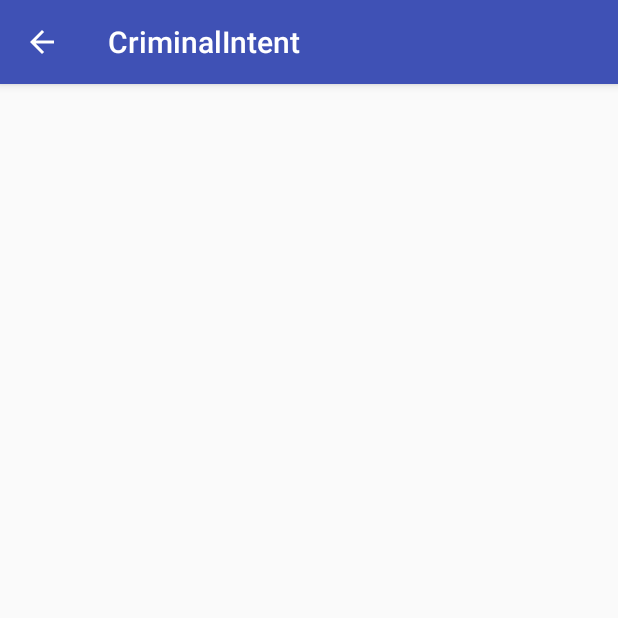
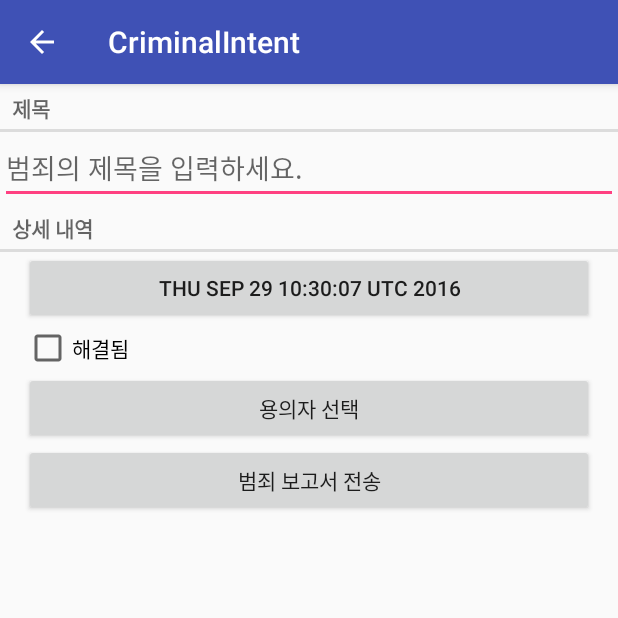
Before and after one commit to ykc415/AndroidBookStudy, an Android app: the screen it shows after launch (CrimePagerActivity), after a tap on "새로운 범죄", on a phone screen of 412 x 824 dp, the top half of it. Run offline under Robolectric (Android 15) with nearby library versions, the phone set to English and light mode, and no system bars.

Commit message:
9월 28일

```diff
--- a/CriminalIntent/app/src/main/java/com/bignerdranch/andriod/criminalintent/Crime.java
+++ b/CriminalIntent/app/src/main/java/com/bignerdranch/andriod/criminalintent/Crime.java
@@ -12,11 +12,17 @@ public class Crime {
     private String mTitle;
     private Date mDate;
     private boolean mSolved;
+    private String mSuspect;
+
+    public Crime() { //이생성자 호출하면
+        this(UUID.randomUUID()); // 새로 식벽번호만들어서 Crime(UUID id) 생성자를 다시호출함
+
+    }
 
 
-    public Crime() {
-        // 고유한 식별자를 생성한다.
-        mId = UUID.randomUUID();
+    public Crime(UUID id) {
+
+        mId = id;
         mDate = new Date();
 
     }
@@ -48,4 +54,12 @@ public class Crime {
     public void setTitle(String title) {
         mTitle = title;
     }
+
+    public String getSuspect() {
+        return mSuspect;
+    }
+
+    public void setSuspect(String suspect) {
+        mSuspect = suspect;
+    }
 }
--- a/CriminalIntent/app/src/main/java/com/bignerdranch/andriod/criminalintent/CrimeFragment.java
+++ b/CriminalIntent/app/src/main/java/com/bignerdranch/andriod/criminalintent/CrimeFragment.java
@@ -10,6 +10,7 @@ import android.support.v4.app.FragmentManager;
 import android.support.v4.view.LayoutInflaterCompat;
 import android.text.Editable;
 import android.text.TextWatcher;
+import android.text.format.DateFormat;
 import android.view.LayoutInflater;
 import android.view.View;
 import android.view.ViewGroup;
@@ -36,6 +37,7 @@ public class CrimeFragment extends Fragment{
     private EditText mTitleField;
     private Button mDataButton;
     private CheckBox mSolvedCheckBox;
+    private Button mReportButton;
 
     public static CrimeFragment newInstance(UUID crimeId) {
         Bundle args = new Bundle();
@@ -53,6 +55,14 @@ public class CrimeFragment extends Fragment{
 
         UUID crimeId = (UUID) getArguments().getSerializable(ARG_CRIME_ID);
         mCrime = CrimeLab.get(getActivity()).getCrime(crimeId);
+    }
+
+    @Override
+    public void onPause() { // CrimeFragment가 일시중단될때 Crime인스턴스를 데이터베이스에 저장한다.
+        super.onPause();
+
+        CrimeLab.get(getActivity())
+                .updateCrime(mCrime);
     }
 
     @Override
@@ -111,6 +121,19 @@ public class CrimeFragment extends Fragment{
         });
 
 
+        mReportButton = (Button) v.findViewById(R.id.crime_report);
+        mReportButton.setOnClickListener(new View.OnClickListener() {
+            @Override
+            public void onClick(View view) {
+                Intent i = new Intent(Intent.ACTION_SEND);
+                i.setType("text/plain");
+                i.putExtra(Intent.EXTRA_TEXT, getCrimeReport());
+                i.putExtra(Intent.EXTRA_SUBJECT,
+                        getString(R.string.crime_report_subject));
+                startActivity(i);
+            }
+        });
+
 
         return v;
     }
@@ -132,4 +155,29 @@ public class CrimeFragment extends Fragment{
     private void updateDate() {
         mDataButton.setText(mCrime.getDate().toString());
     }
+
+    private String getCrimeReport() {
+        String solvedString = null;
+        if (mCrime.isSolved()) {
+            solvedString = getString(R.string.crime_report_solved);
+        } else {
+            solvedString = getString(R.string.crime_report_unsolved);
+        }
+        String dateFormat = "EEE, MMM dd";
+        String dateString = DateFormat.format(dateFormat, mCrime.getDate()).toString();
+
+        String suspect = mCrime.getSuspect();
+        if (suspect == null) {
+            suspect = getString(R.string.crime_report_no_suspect);
+        } else {
+            suspect = getString(R.string.crime_report_suspect, suspect);
+        }
+
+        String report = getString(R.string.crime_report,
+                mCrime.getTitle(), dateString, solvedString, suspect);
+
+        return report;
+    }
+
+
 }
--- a/CriminalIntent/app/src/main/java/com/bignerdranch/andriod/criminalintent/CrimeLab.java
+++ b/CriminalIntent/app/src/main/java/com/bignerdranch/andriod/criminalintent/CrimeLab.java
@@ -3,9 +3,11 @@ package com.bignerdranch.andriod.criminalintent;
 import android.app.PendingIntent;
 import android.content.ContentValues;
 import android.content.Context;
+import android.database.Cursor;
 import android.database.sqlite.SQLiteDatabase;
 
 import com.bignerdranch.andriod.criminalintent.database.CrimeBaseHelper;
+import com.bignerdranch.andriod.criminalintent.database.CrimeCursorWrapper;
 import com.bignerdranch.andriod.criminalintent.database.CrimeDbSchema;
 import com.bignerdranch.andriod.criminalintent.database.CrimeDbSchema.CrimeTable;
 
@@ -34,6 +36,8 @@ public class CrimeLab {
 
     private CrimeLab(Context context) {
         mContext = context.getApplicationContext();
+        // 컨텍스트 받아서 애플리케이션 컨텍스트만드는이유
+        // 애플리케이션 객체는 액티비티보다 더 긴 생애를 가지기때문에 CrimeLab이 mContext객체 참조를 유지하는한 절대 소멸되지않음
         mDatabase = new CrimeBaseHelper((mContext)).getWritableDatabase();
 
 //        for (int i = 0; i < 3; i++) {
@@ -49,24 +53,82 @@ public class CrimeLab {
         mDatabase.insert(CrimeTable.NAME, null, values);
     }
 
-    public List<Crime> getCrimes() {
-        return new ArrayList<>();
+    public List<Crime> getCrimes() { // 모든 Crime 데이터를 쿼리하여 그 결과를 Crime 리스트에 채운다.
+        List<Crime> crimes = new ArrayList<>();
+
+        CrimeCursorWrapper cursor = queryCrimes(null, null);
+
+        try {
+            cursor.moveToFirst();
+            while (!cursor.isAfterLast()) {
+                crimes.add(cursor.getCrime());
+                cursor.moveToNext();
+            }
+        }finally {
+            cursor.close();
+        }
+
+        return crimes;
     }
+
+
 
     public Crime getCrime(UUID id) {
 
-        return null;
+        CrimeCursorWrapper cursor = queryCrimes(
+                CrimeTable.Cols.UUID + " = ?",
+                new String[] { id.toString() }
+        );
+
+        try {
+            if (cursor.getCount() == 0) {
+                return null;
+            }
+
+            cursor.moveToFirst();
+            return cursor.getCrime();
+        } finally {
+            cursor.close();
+        }
+
     }
 
-    private static ContentValues getContentValues(Crime crime) {
+    private static ContentValues getContentValues(Crime crime) { // 데이터베이스에 데이터를 추가하거나 갱신하기위해 사용하는 클래
         ContentValues values = new ContentValues();
         values.put(CrimeTable.Cols.UUID, crime.getId().toString());
         values.put(CrimeTable.Cols.TITLE, crime.getTitle());
         values.put(CrimeTable.Cols.DATE, crime.getDate().getTime());
         values.put(CrimeTable.Cols.SOLVED, crime.isSolved() ? 1 : 0);
+        values.put(CrimeTable.Cols.SUSPECT, crime.getSuspect());
 
         return values;
 
     }
 
+    public void updateCrime(Crime crime) {
+        String uuidString = crime.getId().toString();
+        ContentValues values = getContentValues(crime);
+        //
+        mDatabase.update(CrimeTable.NAME, // 갱신할 테이블의 이름
+                values, // 각행에 지정할 ContentValues
+                CrimeTable.Cols.UUID + " = ?", // SQL의 where절을 만들어 전달
+                new String[]{ uuidString }); // where절에 지정할 값을 String 배열로 전달
+
+
+    }
+
+    // CrimeTable에 대하여 query를 수행하는 매서드
+    private CrimeCursorWrapper queryCrimes(String whereClause, String[] whereArgs) {
+        Cursor cursor = mDatabase.query( // Cursor는 결과 데이터를 가져오는데 사용된다.
+                CrimeTable.NAME,
+                null,  // 테이블 열(Columns) - null인 경우 테이블의 모든 열을 의미
+                whereClause,
+                whereArgs,
+                null, // SQL Select 명령문의 groupBy
+                null, // SQL Select 명령문의 having
+                null // SQL Select 명령문의 orderby
+        );
+        return new CrimeCursorWrapper(cursor);
+    }
+
 }
--- a/CriminalIntent/app/src/main/java/com/bignerdranch/andriod/criminalintent/CrimeListFragment.java
+++ b/CriminalIntent/app/src/main/java/com/bignerdranch/andriod/criminalintent/CrimeListFragment.java
@@ -205,7 +205,9 @@ public class CrimeListFragment extends Fragment {
             return mCrimes.size();
         }
 
-
+        public void setCrimes(List<Crime> crimes) {
+            mCrimes = crimes;
+        }
 
 
     }
@@ -219,10 +221,13 @@ public class CrimeListFragment extends Fragment {
             mAdapter = new CrimeAdapter(crimes);
             mCrimeRecyclerView.setAdapter(mAdapter);
         } else {
+            mAdapter.setCrimes(crimes);
             mAdapter.notifyItemChanged(crimes.lastIndexOf(mc));
         }
 
         updateSubtitle();
     }
 
+
+
 }
--- a/CriminalIntent/app/src/main/java/com/bignerdranch/andriod/criminalintent/database/CrimeBaseHelper.java
+++ b/CriminalIntent/app/src/main/java/com/bignerdranch/andriod/criminalintent/database/CrimeBaseHelper.java
@@ -24,7 +24,8 @@ public class CrimeBaseHelper extends SQLiteOpenHelper {
                 CrimeTable.Cols.UUID + ", " +
                 CrimeTable.Cols.TITLE + ", " +
                 CrimeTable.Cols.DATE + ", " +
-                CrimeTable.Cols.SOLVED +
+                CrimeTable.Cols.SOLVED + ", " +
+                CrimeTable.Cols.SUSPECT +
                 ")"
         );
     }
--- /dev/null
+++ b/CriminalIntent/app/src/main/java/com/bignerdranch/andriod/criminalintent/database/CrimeCursorWrapper.java
@@ -0,0 +1,38 @@
+package com.bignerdranch.andriod.criminalintent.database;
+
+import android.database.Cursor;
+import android.database.CursorWrapper;
+
+import com.bignerdranch.andriod.criminalintent.Crime;
+import com.bignerdranch.andriod.criminalintent.database.CrimeDbSchema.CrimeTable;
+
+import java.util.Date;
+import java.util.UUID;
+
+/**
+ * Created by YKC on 2016. 9. 27..
+ */
+public class CrimeCursorWrapper extends CursorWrapper {
+
+    public CrimeCursorWrapper(Cursor cursor) {
+        super(cursor);
+    }
+
+    public Crime getCrime() {
+        String uuidString = getString(getColumnIndex(CrimeTable.Cols.UUID));
+        String title = getString(getColumnIndex(CrimeTable.Cols.TITLE));
+        long date = getLong(getColumnIndex(CrimeTable.Cols.DATE));
+        int isSolved = getInt(getColumnIndex(CrimeTable.Cols.SOLVED));
+        String suspect = getString(getColumnIndex(CrimeTable.Cols.SUSPECT));
+
+        Crime crime = new Crime(UUID.fromString(uuidString));
+        crime.setTitle(title);
+        crime.setDate(new Date(date));
+        crime.setSolved(isSolved != 0);
+        crime.setSuspect(suspect);
+
+        return crime;
+
+
+    }
+}
--- a/CriminalIntent/app/src/main/java/com/bignerdranch/andriod/criminalintent/database/CrimeDbSchema.java
+++ b/CriminalIntent/app/src/main/java/com/bignerdranch/andriod/criminalintent/database/CrimeDbSchema.java
@@ -14,6 +14,7 @@ public class CrimeDbSchema {
             public static final String TITLE = "title";
             public static final String DATE = "date";
             public static final String SOLVED = "solved";
+            public static final String SUSPECT = "suspect";
         }
     }
 }
--- a/CriminalIntent/app/src/main/res/layout-land/fragment_crime.xml
+++ b/CriminalIntent/app/src/main/res/layout-land/fragment_crime.xml
@@ -2,28 +2,24 @@
 <LinearLayout xmlns:android="http://schemas.android.com/apk/res/android"
               android:orientation="vertical"
               android:layout_width="match_parent"
-              android:layout_height="match_parent"
-    >
+              android:layout_height="match_parent">
     <TextView
         android:layout_width="match_parent"
         android:layout_height="wrap_content"
         android:text="@string/crime_title_label"
-        style="?android:listSeparatorTextViewStyle"
-        />
+        style="?android:listSeparatorTextViewStyle"/>
 
     <EditText
         android:id="@+id/crime_title"
         android:layout_width="match_parent"
         android:layout_height="wrap_content"
-        android:hint="@string/crime_title_hint"
-        />
+        android:hint="@string/crime_title_hint"/>
 
     <TextView
         android:layout_width="match_parent"
         android:layout_height="wrap_content"
         android:text="@string/crime_details_label"
-        style="?android:listSeparatorTextViewStyle"
-        />
+        style="?android:listSeparatorTextViewStyle"/>
 
     <LinearLayout
         android:orientation="horizontal"
@@ -33,18 +29,42 @@
         android:layout_marginLeft="16dp"
         android:layout_marginRight="16dp">
 
-        <Button android:id="@+id/crime_date"
+        <Button
+            android:id="@+id/crime_date"
             android:layout_width="0dp"
             android:layout_height="wrap_content"
 
             android:layout_weight="1"/>
 
-        <CheckBox android:id="@+id/crime_solved"
+        <CheckBox
+            android:id="@+id/crime_solved"
             android:layout_width="0dp"
             android:layout_height="wrap_content"
-                  android:text="@string/crime_solved_label"
-                  android:layout_weight="1"/>
+            android:layout_weight="1"
+            android:text="@string/crime_solved_label"/>
     </LinearLayout>
+    <LinearLayout
+        android:layout_width="match_parent"
+        android:layout_height="wrap_content"
+        android:layout_marginLeft="16dp"
+        android:layout_marginRight="16dp"
+        android:orientation="horizontal">
+
+        <Button
+            android:id="@+id/crime_suspect"
+            android:layout_width="wrap_content"
+            android:layout_height="wrap_content"
+            android:layout_weight="1"
+            android:text="@string/crime_suspect_text"/>
+
+        <Button
+            android:id="@+id/crime_report"
+            android:layout_width="wrap_content"
+            android:layout_height="wrap_content"
+            android:layout_weight="1"
+            android:text="@string/crime_report_text"/>
 
 
     </LinearLayout>
+
+</LinearLayout>
--- a/CriminalIntent/app/src/main/res/layout/fragment_crime.xml
+++ b/CriminalIntent/app/src/main/res/layout/fragment_crime.xml
@@ -2,46 +2,54 @@
 <LinearLayout xmlns:android="http://schemas.android.com/apk/res/android"
               android:orientation="vertical"
               android:layout_width="match_parent"
-              android:layout_height="match_parent"
-    >
+              android:layout_height="match_parent">
     <TextView
         android:layout_width="match_parent"
         android:layout_height="wrap_content"
         android:text="@string/crime_title_label"
-        style="?android:listSeparatorTextViewStyle"
-        />
+        style="?android:listSeparatorTextViewStyle"/>
 
     <EditText
         android:id="@+id/crime_title"
         android:layout_width="match_parent"
         android:layout_height="wrap_content"
-        android:hint="@string/crime_title_hint"
-        />
+        android:hint="@string/crime_title_hint"/>
 
     <TextView
         android:layout_width="match_parent"
         android:layout_height="wrap_content"
         android:text="@string/crime_details_label"
-        style="?android:listSeparatorTextViewStyle"
-        />
+        style="?android:listSeparatorTextViewStyle"/>
 
     <Button android:id="@+id/crime_date"
             android:layout_width="match_parent"
             android:layout_height="wrap_content"
             android:layout_marginLeft="16dp"
-            android:layout_marginRight="16dp"
-
-            />
+            android:layout_marginRight="16dp"/>
 
     <CheckBox android:id="@+id/crime_solved"
         android:layout_width="match_parent"
         android:layout_height="wrap_content"
               android:layout_marginLeft="16dp"
               android:layout_marginRight="16dp"
-              android:text="@string/crime_solved_label"
+              android:text="@string/crime_solved_label"/>
+
+    <Button android:id="@+id/crime_suspect"
+            android:layout_width="match_parent"
+            android:layout_height="wrap_content"
+            android:layout_marginLeft="16dp"
+            android:layout_marginRight="16dp"
+            android:text="@string/crime_suspect_text"
+            />
+
+    <Button android:id="@+id/crime_report"
+            android:layout_width="match_parent"
+            android:layout_height="wrap_content"
+            android:layout_marginLeft="16dp"
+            android:layout_marginRight="16dp"
+            android:text="@string/crime_report_text"
         />
 
 
 
-
 </LinearLayout>
--- a/CriminalIntent/app/src/main/res/values/strings.xml
+++ b/CriminalIntent/app/src/main/res/values/strings.xml
@@ -9,4 +9,15 @@
     <string name="show_subtitle">서브타이틀 보기</string>
     <string name="hide_subtitle">서브타이틀 감추기</string>
     <string name="subtitle_format">%1$s 건</string> <!--%1$s에 CrimeCount 들어감 -->
+    <string name="crime_suspect_text">용의자 선택</string>
+    <string name="crime_report_text">범죄 보고서 전송</string>
+    <string name="crime_report">%1$s!
+    이 범죄가 발견된 날짜는 %2$s. %3$s, 그리고 %4$s</string>
+    <string name="crime_report_solved">이 건은 해결되었음</string>
+    <string name="crime_report_unsolved">이 건은 미해결임</string>
+    <string name="crime_report_no_suspect">용의자가 없음</string>
+    <string name="crime_report_suspect">용의자는 %s</string>
+    <string name="crime_report_subject">CriminalIntent 범죄 보고서</string>
+    <string name="send_report">범죄 보고서 전송</string>
+
 </resources>
```
Lines whose indentation alone changed are shown as unchanged.
